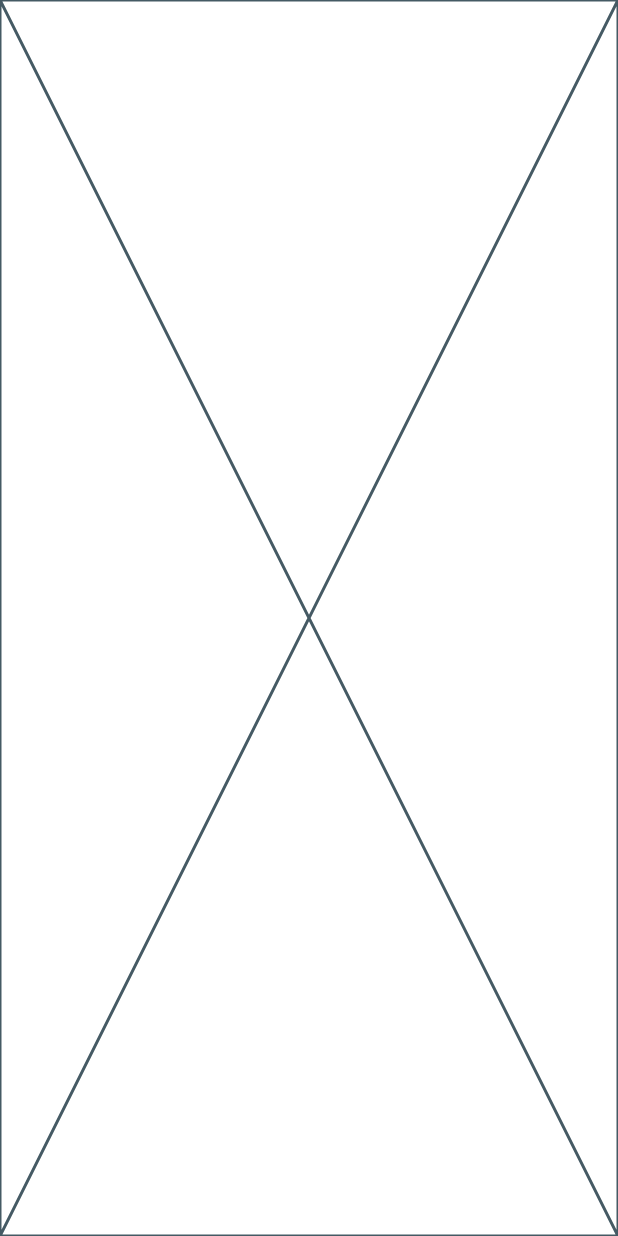
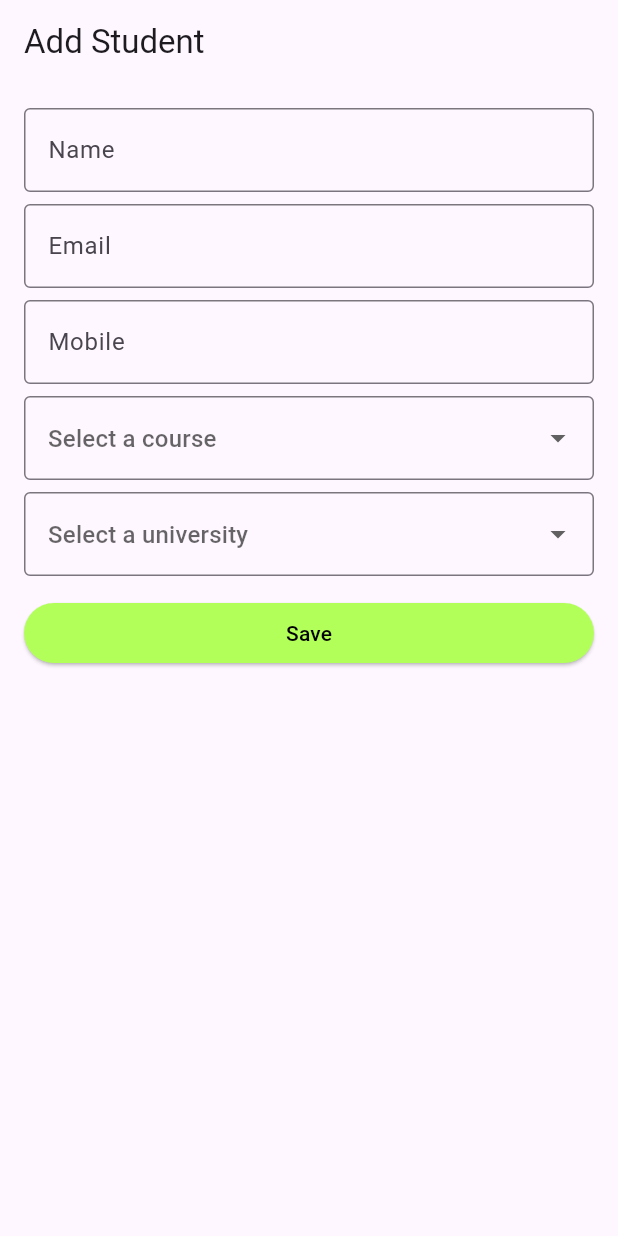
Before and after one commit to abdullah-works/DECODE-assignment-07, a Flutter app: the screen it shows after launch, on a phone screen of 412 x 824 dp. Run offline on Flutter 3.47's test engine with Material 3 defaults, Android fonts, the light colour scheme and no system bars; our stand-ins replace sqflite; accounts and stored records are empty.

Commit message:
add student screen commit
AddStudentScreen layout completed along with the database logic of inserting the single student info to the database.

```diff
--- a/lib/main.dart
+++ b/lib/main.dart
@@ -1,4 +1,5 @@
 import 'package:flutter/material.dart';
+import 'package:student_registration_app/screens/add_student_screen.dart';
 
 void main() {
   runApp(const MyApp());
@@ -10,11 +11,12 @@ class MyApp extends StatelessWidget {
   @override
   Widget build(BuildContext context) {
     return MaterialApp(
+      debugShowCheckedModeBanner: false,
       theme: ThemeData(
         colorScheme: ColorScheme.fromSeed(seedColor: Colors.deepPurple),
         useMaterial3: true,
       ),
-      home: const Placeholder(),
+      home: const AddStudentScreen(),
     );
   }
 }
--- /dev/null
+++ b/lib/models/student.dart
@@ -0,0 +1,43 @@
+import 'package:student_registration_app/utility/data_store.dart';
+
+class Student {
+  Student({
+    required this.name,
+    required this.email,
+    required this.mobile,
+    required this.course,
+    required this.uni,
+  });
+
+  late int? id;
+  late String name;
+  late String email;
+  late String mobile;
+  late String course;
+  late String uni;
+
+  // .toMap() Method
+  // Convert Student Object to Map (for Database storage)
+  Map<String, dynamic> toMap() {
+    Map<String, dynamic> map = {
+      colId: id,
+      colName: name,
+      colEmail: email,
+      colMobile: mobile,
+      colCourse: course,
+      colUni: uni,
+    };
+
+    return map;
+  }
+
+  // .fromMap() Constructor
+  // Convert Map to Student Object
+  Student.fromMap(Map<String, dynamic> map) {
+    name = map[colName];
+    email = map[colEmail];
+    mobile = map[colMobile];
+    course = map[colCourse];
+    uni = map[colUni];
+  }
+}
--- /dev/null
+++ b/lib/screens/add_student_screen.dart
@@ -0,0 +1,146 @@
+import 'package:flutter/material.dart';
+import 'package:student_registration_app/db/database_helper.dart';
+import 'package:student_registration_app/models/student.dart';
+import 'package:student_registration_app/utility/data_store.dart';
+
+class AddStudentScreen extends StatelessWidget {
+  const AddStudentScreen({super.key});
+
+  @override
+  Widget build(BuildContext context) {
+    final formKey = GlobalKey<FormState>();
+    late String name, email, mobile;
+    String? selectedCourse;
+    String? selectedUni;
+
+    return Scaffold(
+      appBar: AppBar(
+        title: const Text('Add Student'),
+      ),
+      body: Form(
+        key: formKey,
+        child: Padding(
+          padding: const EdgeInsets.all(16.0),
+          child: ListView(
+            children: [
+              TextFormField(
+                decoration: const InputDecoration(
+                  hintText: 'Enter your name',
+                  label: Text('Name'),
+                  border: OutlineInputBorder(),
+                ),
+                validator: (text) {
+                  if (text == null || text.trim().isEmpty) {
+                    return 'Please enter your name';
+                  }
+                  name = text;
+                  return null;
+                },
+              ),
+              const SizedBox(height: 8),
+              TextFormField(
+                decoration: const InputDecoration(
+                  hintText: 'Enter your email',
+                  label: Text('Email'),
+                  border: OutlineInputBorder(),
+                ),
+                validator: (text) {
+                  if (text == null || text.trim().isEmpty) {
+                    return 'Please enter your email';
+                  }
+                  email = text;
+                  return null;
+                },
+              ),
+              const SizedBox(height: 8),
+              TextFormField(
+                keyboardType: TextInputType.number,
+                decoration: const InputDecoration(
+                  hintText: 'Enter your mobile number',
+                  label: Text('Mobile'),
+                  border: OutlineInputBorder(),
+                ),
+                validator: (text) {
+                  if (text == null || text.trim().isEmpty) {
+                    return 'Please enter your mobile number';
+                  }
+                  mobile = text;
+                  return null;
+                },
+              ),
+              const SizedBox(height: 8),
+              DropdownButtonFormField(
+                isExpanded: true,
+                decoration: const InputDecoration(
+                    border: OutlineInputBorder(), hintText: 'Select a course'),
+                items: course.map((String item) {
+                  return DropdownMenuItem(value: item, child: Text(item));
+                }).toList(),
+                // value: selectedCourse,
+                onChanged: (value) {
+                  selectedCourse = value;
+                },
+                validator: (value) {
+                  if (value == null) {
+                    return 'Please select a course';
+                  }
+                  selectedCourse = value;
+                  return null;
+                },
+              ),
+              const SizedBox(height: 8),
+              DropdownButtonFormField(
+                isExpanded: true,
+                decoration: const InputDecoration(
+                    border: OutlineInputBorder(),
+                    hintText: 'Select a university'),
+                items: university.map((String item) {
+                  return DropdownMenuItem(value: item, child: Text(item));
+                }).toList(),
+                // value: selectedUni,
+                onChanged: (String? value) {
+                  selectedUni = value;
+                },
+                validator: (value) {
+                  if (value == null) {
+                    return 'Please select a university';
+                  }
+                  selectedUni = value;
+                  return null;
+                },
+              ),
+              const SizedBox(height: 14),
+              ElevatedButton(
+                onPressed: () async {
+                  if (formKey.currentState!.validate()) {
+                    Student student = Student(
+                      name: name,
+                      email: email,
+                      mobile: mobile,
+                      course: selectedCourse!,
+                      uni: selectedUni!,
+                    );
+
+                    int result =
+                        await DatabaseHelper.instance.saveStudent(student);
+
+                    if (result > 0) {
+                      print('Saved');
+                    } else {
+                      print('Failed');
+                    }
+                    formKey.currentState!.reset();
+                  }
+                },
+                style: ElevatedButton.styleFrom(
+                    backgroundColor: Colors.lightGreenAccent,
+                    foregroundColor: Colors.black),
+                child: const Text('Save'),
+              ),
+            ],
+          ),
+        ),
+      ),
+    );
+  }
+}
--- /dev/null
+++ b/lib/utility/data_store.dart
@@ -0,0 +1,23 @@
+List<String> course = [
+  'App Development',
+  'Cloud Computing',
+  'Data Analytics',
+  'Cyber Security',
+  'E-commerce',
+];
+
+List<String> university = [
+  'University of Peshawar',
+  'Agriculture University',
+  'IM Sciences University',
+  'Fast NUCES, Peshawar',
+  'Iqra National University',
+];
+
+const tableStudent = 'student_tbl';
+const colId = 'ID';
+const colName = 'Name';
+const colEmail = 'Email';
+const colMobile = 'Mobile';
+const colCourse = 'Course';
+const colUni = 'University';
```
Also changed, not shown: lib/db/database_helper.dart (added, +78 -0 lines).
